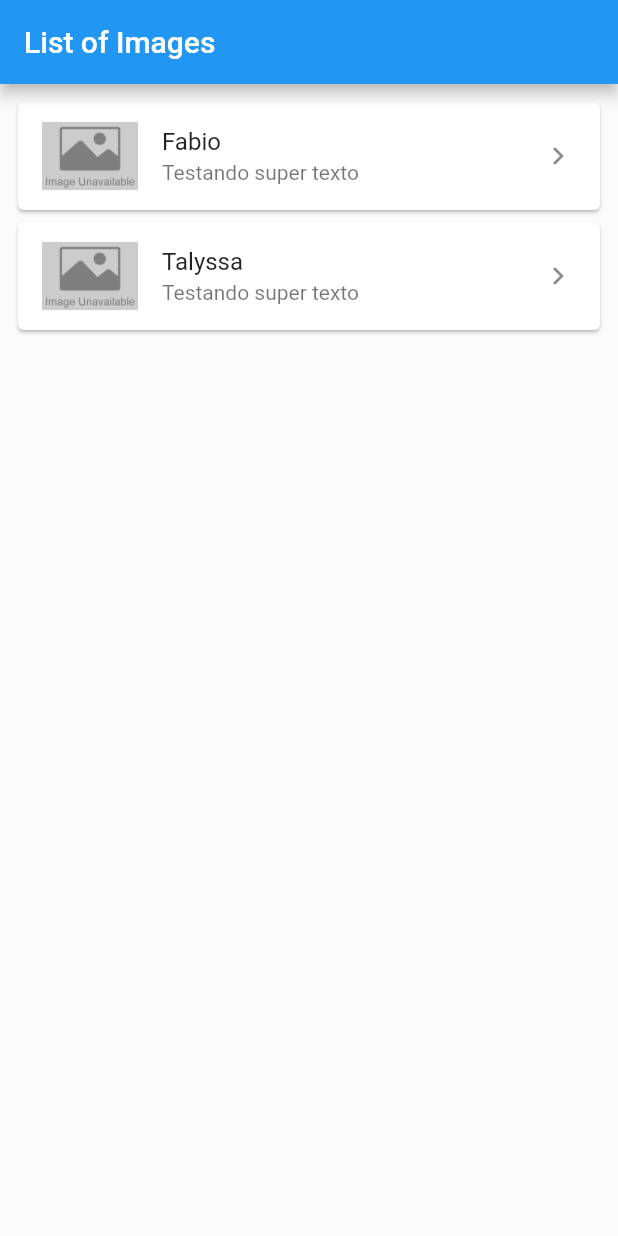
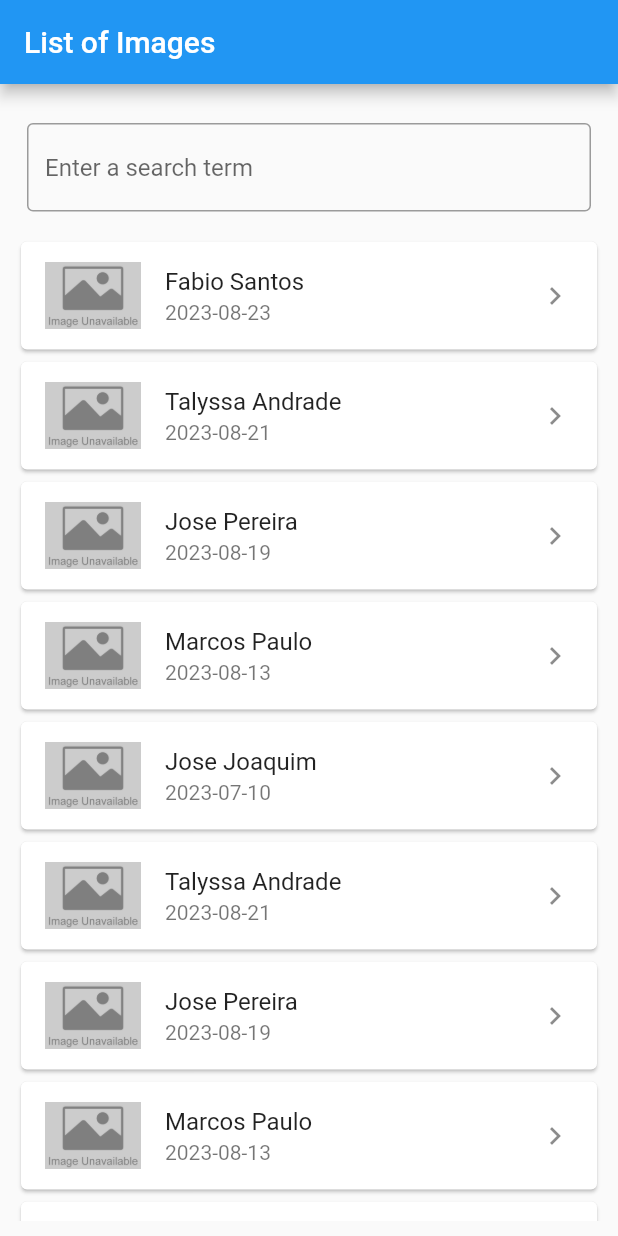
Before and after one commit to programadornatal/cloudwalknasa, a Flutter app: the screen it shows after launch, on a phone screen of 412 x 824 dp. Run offline on Flutter 3.47's test engine with Material 2 defaults, Android fonts, the phone set to English and light mode, and no system bars.

Commit message:
Create list with fixed data and search working

```diff
--- a/lib/src/feactures/components/customlistview.dart
+++ b/lib/src/feactures/components/customlistview.dart
@@ -1,21 +1,92 @@
 import 'package:cloudwalknasa/src/feactures/components/customlistviewitem.dart';
 import 'package:flutter/material.dart';
 
-class Customlistview extends StatelessWidget {
-  const Customlistview({super.key});
+class Customlistview extends StatefulWidget {
+  const Customlistview({Key? key}) : super(key: key);
+  @override
+  State<Customlistview> createState() => _CustomlistViewState();
+}
+
+class _CustomlistViewState extends State<Customlistview> {
+  final List<Map<String, dynamic>> _allImages = [
+    {'id': 1, 'title': 'Fabio Santos', 'data': '2023-08-23'},
+    {'id': 2, 'title': 'Talyssa Andrade', 'data': '2023-08-21'},
+    {'id': 3, 'title': 'Jose Pereira', 'data': '2023-08-19'},
+    {'id': 4, 'title': 'Marcos Paulo', 'data': '2023-08-13'},
+    {'id': 5, 'title': 'Jose Joaquim', 'data': '2023-07-10'},
+    {'id': 6, 'title': 'Talyssa Andrade', 'data': '2023-08-21'},
+    {'id': 7, 'title': 'Jose Pereira', 'data': '2023-08-19'},
+    {'id': 8, 'title': 'Marcos Paulo', 'data': '2023-08-13'},
+    {'id': 9, 'title': 'Jose Joaquim', 'data': '2023-07-10'},
+    {'id': 10, 'title': 'Talyssa Andrade', 'data': '2023-08-21'},
+    {'id': 11, 'title': 'Jose Pereira', 'data': '2023-08-19'},
+    {'id': 12, 'title': 'Marcos Paulo', 'data': '2023-08-13'},
+    {'id': 13, 'title': 'Jose Joaquim', 'data': '2023-07-10'},
+  ];
+
+  List<Map<String, dynamic>> _foundUsers = [];
+  @override
+  void initState() {
+    _foundUsers = _allImages;
+    super.initState();
+  }
+
+  void _runFilter(String enteredKeyword) {
+    List<Map<String, dynamic>> results = [];
+    if (enteredKeyword.isEmpty) {
+      results = _allImages;
+    } else {
+      results = _allImages
+          .where((image) => (image['title']
+                  .toLowerCase()
+                  .contains(enteredKeyword.toLowerCase()) ||
+              (image['data']
+                  .toLowerCase()
+                  .contains(enteredKeyword.toLowerCase()))))
+          .toList();
+    }
+
+    setState(() {
+      _foundUsers = results;
+    });
+  }
 
   @override
   Widget build(BuildContext context) {
-    return ListView(
-      padding: const EdgeInsets.all(8),
-      children: const [
-        Customlistviewitem(
-          title: "Fabio",
-        ),
-        Customlistviewitem(
-          title: "Talyssa",
-        )
-      ],
+    return Padding(
+      padding: const EdgeInsets.all(10),
+      child: Column(
+        crossAxisAlignment: CrossAxisAlignment.start,
+        children: [
+          Padding(
+            padding: const EdgeInsets.symmetric(horizontal: 8, vertical: 16),
+            child: TextField(
+              onChanged: (text) => _runFilter(text),
+              decoration: const InputDecoration(
+                border: OutlineInputBorder(),
+                hintText: 'Enter a search term',
+              ),
+            ),
+          ),
+          Expanded(
+            child: _foundUsers.isNotEmpty
+                ? ListView.builder(
+                    itemCount: _foundUsers.length,
+                    itemBuilder: (context, index) => Customlistviewitem(
+                          key: ValueKey(_foundUsers[index]['id']),
+                          title: _foundUsers[index]['title'],
+                          data: _foundUsers[index]['data'],
+                        ))
+                : const Align(
+                    alignment: Alignment.topCenter,
+                    child: Text(
+                      'No results found',
+                      style: TextStyle(fontSize: 16),
+                    ),
+                  ),
+          )
+        ],
+      ),
     );
   }
 }
--- a/lib/src/feactures/components/customlistviewitem.dart
+++ b/lib/src/feactures/components/customlistviewitem.dart
@@ -2,14 +2,16 @@ import 'package:flutter/material.dart';
 
 class Customlistviewitem extends StatelessWidget {
   final String title;
-  const Customlistviewitem({super.key, required this.title});
+  final String data;
+  const Customlistviewitem(
+      {super.key, required this.title, required this.data});
 
   @override
   Widget build(BuildContext context) {
     return Card(
       child: ListTile(
         title: Text(title),
-        subtitle: const Text('Testando super texto'),
+        subtitle: Text(data),
         leading: ConstrainedBox(
             constraints: const BoxConstraints(
                 minHeight: 44, minWidth: 44, maxHeight: 64, maxWidth: 64),
```
